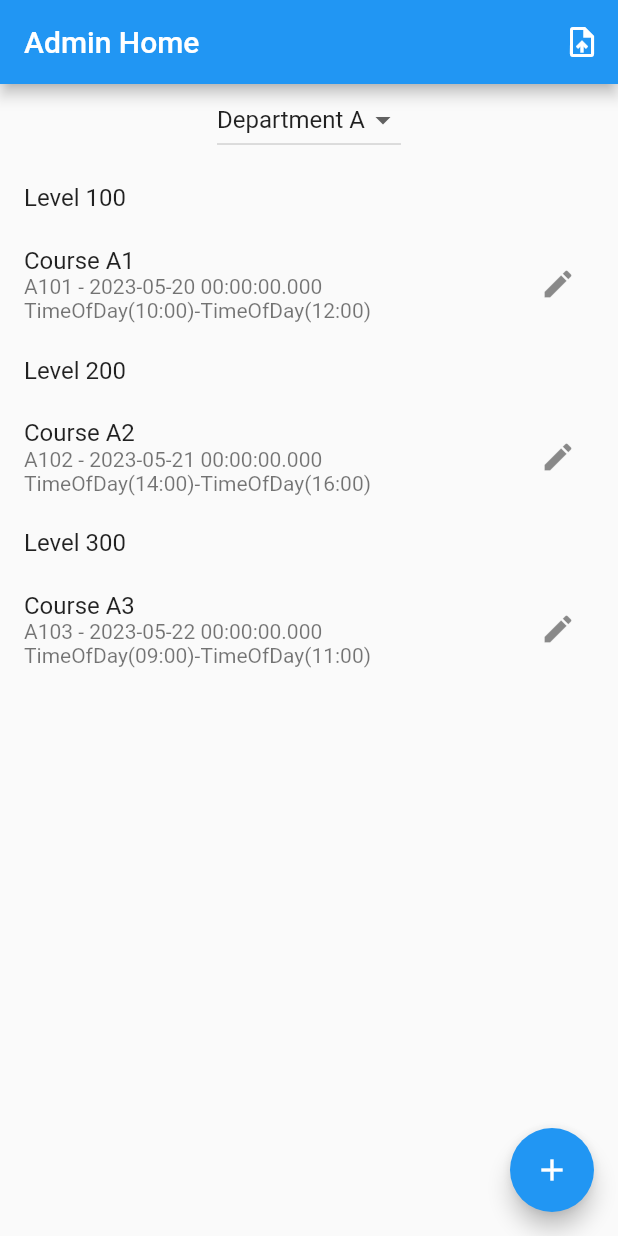
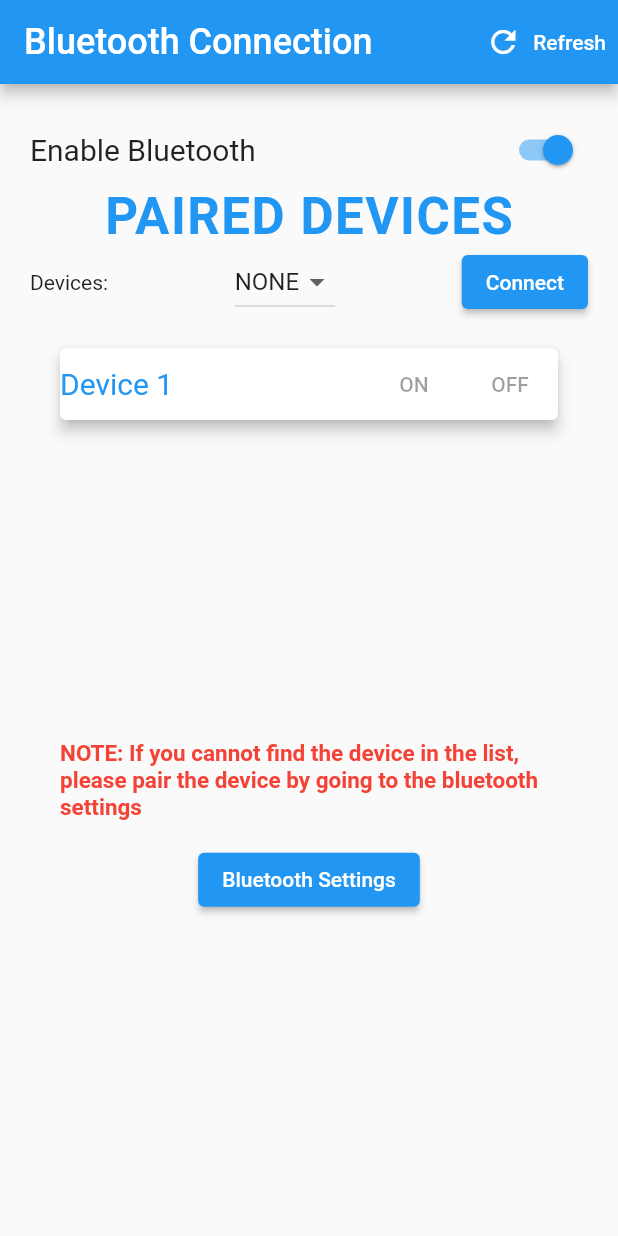
Before and after one commit to Brunostar/exam-manager, a Flutter app: the screen it shows after launch, on a phone screen of 412 x 824 dp. Run offline on Flutter 3.47's test engine with Material 2 defaults, Android fonts, the phone set to English and light mode, and no system bars; our stand-ins replace flutter_bluetooth_serial.

Commit message:
Working on the bluetooth connection page

```diff
--- a/lib/main.dart
+++ b/lib/main.dart
@@ -1,7 +1,6 @@
 import 'package:flutter/material.dart';
 import 'package:flutter/services.dart';
-import 'package:notify_me/screens/authentication/admin_dashboard.dart';
-import 'package:notify_me/screens/authentication/login.dart';
+import 'package:notify_me/screens/authentication/bluetooth_connection.dart';
 
 void main() {
   // Make android status bar transparent for all the pages
@@ -23,7 +22,7 @@ class MyApp extends StatelessWidget {
       theme: ThemeData(
         primarySwatch: Colors.blue,
       ),
-      home: AdminHomePage(),
+      home: BluetoothApp(),
     );
   }
 }
--- /dev/null
+++ b/lib/screens/authentication/bluetooth_connection.dart
@@ -0,0 +1,476 @@
+import 'package:flutter/material.dart';
+import 'package:flutter/services.dart';
+import 'package:flutter_bluetooth_serial/flutter_bluetooth_serial.dart';
+
+// void main() => runApp(MyApp());
+//
+// class MyApp extends StatelessWidget {
+//   const MyApp({super.key});
+//
+//   @override
+//   Widget build(BuildContext context) {
+//     return MaterialApp(
+//       title: 'Bluetooth IoT Demo',
+//       debugShowCheckedModeBanner: false,
+//       theme: ThemeData(
+//         primaryColor: Colors.blue,
+//       ),
+//       home: BluetoothApp(),
+//     );
+//   }
+// }
+
+class BluetoothApp extends StatefulWidget {
+  const BluetoothApp({super.key});
+
+  @override
+  _BluetoothAppState createState() => _BluetoothAppState();
+}
+
+class _BluetoothAppState extends State<BluetoothApp> {
+  // Initializing the Bluetooth connection state to be unknown
+  BluetoothState _bluetoothState = BluetoothState.UNKNOWN;
+
+  // Get the instance of the Bluetooth
+  final FlutterBluetoothSerial _bluetooth = FlutterBluetoothSerial.instance;
+
+  // Track the Bluetooth connection with the remote device
+  late BluetoothConnection connection;
+
+  // To track whether the device is still connected to bluetooth
+  bool get isConnected => connection.isConnected;
+
+  // This member variable will be used for tracking
+  // the Bluetooth device connection state
+  late int _deviceState;
+
+  // This member variable for storing
+  // the current device connectivity status
+  bool _connected = false;
+
+  bool _isButtonUnavailable = false;
+
+  // This variable is for storing
+  // each device from the dropdown items
+  BluetoothDevice? _device;
+
+  Map<String, Color> colors = {
+    'onBorderColor': Colors.green,
+    'offBorderColor': Colors.red,
+    'neutralBorderColor': Colors.transparent,
+    'onTextColor': Colors.green,
+    'offTextColor': Colors.red,
+    'neutralTextColor': Colors.blue,
+  };
+
+  @override
+  void initState() {
+    super.initState();
+
+    // Get current state
+    FlutterBluetoothSerial.instance.state.then((state) => {
+      setState(() {
+        _bluetoothState = state;
+      })
+    });
+
+    _deviceState = 0; // neutral
+
+    // If the Bluetooth of the device is not enabled,
+    // then request permission to turn on Bluetooth
+    // as the app starts up
+    enableBluetooth();
+
+    // Listen for further state changes
+    FlutterBluetoothSerial.instance
+        .onStateChanged()
+        .listen((BluetoothState state) {
+      setState(() {
+        _bluetoothState = state;
+        if (_bluetoothState == BluetoothState.STATE_OFF) {
+          _isButtonUnavailable = true;
+        }
+        // For retrieving the paired devices list
+        getPairedDevices();
+      });
+    });
+  }
+
+  @override
+  void dispose() {
+    if (isConnected) {
+      isDisconnecting = true;
+      connection.dispose();
+      connection = 0 as BluetoothConnection;
+    }
+
+    super.dispose();
+  }
+
+  // Request Bluetooth permission from the user
+  Future<void> enableBluetooth() async {
+    // Retrieving the current Bluetooth state
+    _bluetoothState = await FlutterBluetoothSerial.instance.state;
+
+    // If the bluetooth is off, then turn it on first
+    // and then retrieve the devices that are paired.
+    if (_bluetoothState == BluetoothState.STATE_OFF) {
+      await FlutterBluetoothSerial.instance.requestEnable();
+      await getPairedDevices();
+      return;
+    } else {
+      await getPairedDevices();
+    }
+    return;
+  }
+
+  // Retrieving and storing the paired devices
+  // in a list
+  Future<void> getPairedDevices() async {
+    List<BluetoothDevice> devices = [];
+
+    // To get the list of paired devices
+    try {
+      devices = await _bluetooth.getBondedDevices();
+    } on PlatformException {
+      print("Error");
+    }
+
+    // It is an error to call [setState] unless [mounted] is true
+    if (!mounted) {
+      return;
+    }
+
+    // Store the [devices] list in the [_devicesList] for accessing
+    // the list outside this class
+    setState(() {
+      _devicesList = devices;
+    });
+  }
+
+  @override
+  Widget build(BuildContext context) {
+    return MaterialApp(
+      home: Scaffold(
+        appBar: AppBar(
+            title: const Text('Bluetooth Connection',
+                style: TextStyle(fontSize: 24)),
+            // backgroundColor: Colors.deepPurple,
+            actions: [
+              TextButton.icon(
+                  icon: const Icon(
+                    Icons.refresh,
+                    color: Colors.white,
+                  ),
+                  label: const Text("Refresh",
+                      style: TextStyle(
+                        color: Colors.white,
+                      )),
+                  // shape: RoundedRectangleBorder(
+                  //   borderRadius: BorderRadius.circular(30),
+                  // ),
+                  // splashColor: Colors.deepPurple,
+                  onPressed: () async {
+                    // So, that when new devices are paired
+                    // while the app is running, user can refresh
+                    // the paired devices list.
+                    await getPairedDevices().then((_) {
+                      ScaffoldMessenger.of(context).showSnackBar(const SnackBar(
+                        content: Text('Device list refreshed'),
+                      ));
+                    });
+                  })
+            ],
+        ),
+
+        body: Container(
+          child: Padding(
+            padding: const EdgeInsets.all(20),
+            child: Column(
+              children: <Widget>[
+                Visibility(
+                  visible: _isButtonUnavailable &&
+                      _bluetoothState == BluetoothState.STATE_ON,
+                  child: const LinearProgressIndicator(
+                    backgroundColor: Colors.yellow,
+                    valueColor: AlwaysStoppedAnimation<Color>(Colors.red),
+                  ),
+                ),
+                Row(
+                  mainAxisAlignment: MainAxisAlignment.spaceBetween,
+                  children: <Widget>[
+                    const Text(
+                      'Enable Bluetooth',
+                      style: TextStyle(fontSize: 20.0),
+                    ),
+                    Switch(
+                      value: _bluetoothState.isEnabled,
+                      onChanged: (bool value) {
+                        future() async {
+                          if (value) {
+                            // Enable Bluetooth
+                            await FlutterBluetoothSerial.instance
+                                .requestEnable();
+                          } else {
+                            // Disable Bluetooth
+                            await FlutterBluetoothSerial.instance
+                                .requestDisable();
+                          }
+
+                          // In order to update the devices list
+                          await getPairedDevices();
+                          _isButtonUnavailable = false;
+
+                          // Disconnect from any device before
+                          // turning off Bluetooth
+                          if (_connected) {
+                            _disconnect();
+                          }
+                        }
+
+                        future().then((_) {
+                          setState(() {});
+                        });
+                      },
+                    )
+                  ],
+                ),
+                const Center(
+                  child: Text("PAIRED DEVICES",
+                      style: TextStyle(
+                          fontSize: 34.0,
+                          color: Colors.blue,
+                          letterSpacing: 1.0,
+                          fontWeight: FontWeight.bold)),
+                ),
+                Row(
+                  mainAxisAlignment: MainAxisAlignment.spaceBetween,
+                  children: [
+                    const Text("Devices:"),
+                    DropdownButton(
+                      items: _getDeviceItems(),
+                      onChanged: (value) =>
+                          setState(() => _device = value!),
+                      value: _devicesList.isNotEmpty ? _device : null,
+                    ),
+                    ElevatedButton(
+                        onPressed: _isButtonUnavailable
+                            ? null
+                            : _connected
+                            ? _disconnect
+                            : _connect,
+                        child: Text(_connected ? "Disconnect" : "Connect"))
+                  ],
+                ),
+                Padding(
+                  padding: const EdgeInsets.all(16.0),
+                  child: Card(
+                      shape: RoundedRectangleBorder(
+                        side:  BorderSide(
+                          color: _deviceState == 0
+                              ? Colors.transparent
+                              : _deviceState == 1
+                              ? Colors.green
+                              : Colors.red,
+                          width: 3,
+                        ),
+                        borderRadius: BorderRadius.circular(4.0),
+                      ),
+                      elevation: _deviceState == 0 ? 4 : 0,
+                      child: Row(
+                        children: <Widget>[
+                          Expanded(
+                            child: Text(
+                              'Device 1',
+                              style: TextStyle(
+                                fontSize: 20,
+                                color: _deviceState == 0
+                                    ? colors['neutralTextColor']
+                                    : _deviceState == 1
+                                    ? colors['onTextColor']
+                                    : colors['offTextColor'],
+                              ),
+                            ),
+                          ),
+                          TextButton(
+                              onPressed: _connected
+                                  ? _sendMessageToBluetooth("Turn On")
+                                  : null,
+                              child: const Text('ON')
+                          ),
+                          TextButton(
+                            onPressed: _connected
+                                ? _sendMessageToBluetooth("Turn Off")
+                                : null,
+                            child: Text('OFF'),
+                          ),
+                        ],
+                      )
+                  ),
+                ),
+                Expanded(
+                    child: Padding(
+                      padding: const EdgeInsets.all(20),
+                      child: Column(
+                        mainAxisAlignment: MainAxisAlignment.center,
+                        children: <Widget>[
+                          const Text(
+                              'NOTE: If you cannot find the device in the list, please pair the device by going to the bluetooth settings',
+                              style: TextStyle(
+                                  fontSize: 15,
+                                  fontWeight: FontWeight.bold,
+                                  color: Colors.red
+                              )
+                          ),
+                          const SizedBox(height: 15,),
+                          ElevatedButton(
+                            child: const Text('Bluetooth Settings'),
+                            onPressed: () {
+                              FlutterBluetoothSerial.instance.openSettings();
+                            },
+                          ),
+                        ],
+                      ),
+                    )
+                )
+              ],
+            ),
+          ),
+        ),
+      ),
+    );
+  }
+
+  // Define a new class member variable
+  // for storing the devices list
+  List<BluetoothDevice> _devicesList = [];
+
+  // Define a member variable to track
+  // when the disconnection is in progress
+  bool isDisconnecting = false;
+
+  // Create the List of devices to be shown in Dropdown Menu
+  List<DropdownMenuItem<BluetoothDevice>> _getDeviceItems() {
+    List<DropdownMenuItem<BluetoothDevice>> items = [];
+    if (_devicesList.isEmpty) {
+      items.add(const DropdownMenuItem(
+        child: Text("NONE"),
+      ));
+    } else {
+      for (var device in _devicesList) {
+        items.add(DropdownMenuItem(
+          value: device,
+          child: Text(device.name!),
+        ));
+      }
+    }
+    return items;
+  }
+
+  // Method to connect to bluetooth
+  void _connect() async {
+    setState(() {
+      _isButtonUnavailable = true;
+    });
+    if (_device == null) {
+      ScaffoldMessenger.of(context).showSnackBar(const SnackBar(
+        content: Text('No device selected'),
+      ));
+    } else {
+      // make sure the device is not connected
+      if (!isConnected) {
+        // Trying to connect to the device using
+        // its address
+        await BluetoothConnection.toAddress(_device?.address)
+            .then((_connection) {
+          print('Connected to the device');
+          connection = _connection;
+
+          // Updating the device connectivity
+          // status to [true]
+          setState(() {
+            _connected = true;
+          });
+
+          // This is for tracking when the disconnecting process
+          // is in progress which uses the [isDisconnecting] variable
+          // defined before.
+          // Whenever we make a disconnection call, this [onDone]
+          // method is fired.
+          connection.input?.listen(null).onDone(() {
+            if (isDisconnecting) {
+              print('Disconnecting locallay!');
+            } else {
+              print('Disconnected remotely!');
+            }
+            if (mounted) {
+              setState(() {});
+            }
+          });
+        }).catchError((error) {
+          print('Cannot connect, exception occured');
+          print(error);
+        });
+        ScaffoldMessenger.of(context).showSnackBar(
+            const SnackBar(content: Text('Device connected'))
+        );
+      }
+    }
+  }
+
+  void _disconnect() async {
+    //Closing the Bluetooth connection
+    await connection.close();
+    ScaffoldMessenger.of(context).showSnackBar(
+        const SnackBar(content: Text('Device disconnected'))
+    );
+
+    // Update the [_connected] variable
+    if (!connection.isConnected) {
+      setState(() {
+        _connected = false;
+        _isButtonUnavailable = false;
+      });
+    }
+  }
+
+  // Method to send message,
+  // for turning the Bluetooth device on
+  _sendMessageToBluetooth(String message) async {
+    if (message.length > 0) {
+      try {
+        List<int> list = message.codeUnits;
+        Uint8List bytes = Uint8List.fromList(list);
+        connection.output.add(bytes);
+        await connection.output.allSent;
+        ScaffoldMessenger.of(context).showSnackBar(
+            const SnackBar(content: Text('Message not sent'))
+        );
+        setState(() {
+          _deviceState = 1; // device on
+        });
+      } catch (e) {
+        print(e);
+        ScaffoldMessenger.of(context).showSnackBar(
+            const SnackBar(content: Text('Message not sent due to error'))
+        );
+        setState(() {
+          _deviceState = 1; // device on
+        });
+      }
+    }
+  }
+
+// Method to send message,
+// for turning the Bluetooth device off
+// void _sendOffMessageToBluetooth() async {
+//   connection.output.add(utf8.encode('0' + '\r\n'));
+//   await connection.output.allSent;
+//   ScaffoldMessenger.of(context).showSnackBar(
+//     const SnackBar(content: Text('Device Turned Off'))
+//   );
+//   setState(() {
+//     _deviceState = -1; // device off
+//   });
+// }
+}
--- a/pubspec.yaml
+++ b/pubspec.yaml
@@ -35,6 +35,7 @@ dependencies:
   # The following adds the Cupertino Icons font to your application.
   # Use with the CupertinoIcons class for iOS style icons.
   cupertino_icons: ^1.0.2
+  flutter_bluetooth_serial: ^0.4.0
 
 dev_dependencies:
   flutter_test:
```
Also changed, not shown: lib/screens/authentication/add_course.dart (+184 -0 lines), lib/screens/authentication/admin_dashboard.dart (+8 -1 lines), pubspec.lock, 1 other file.
